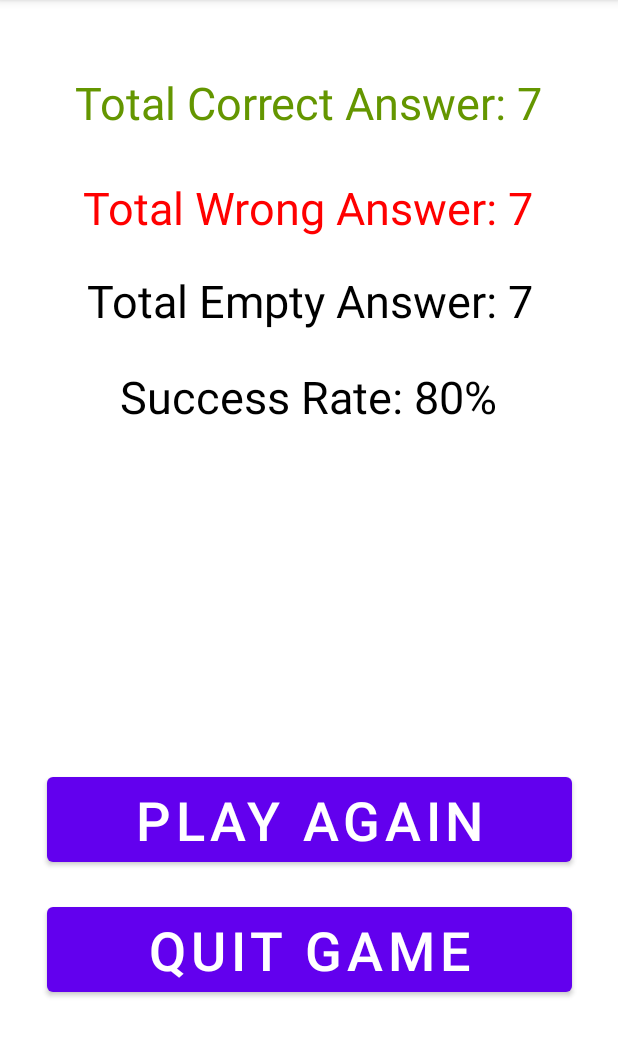
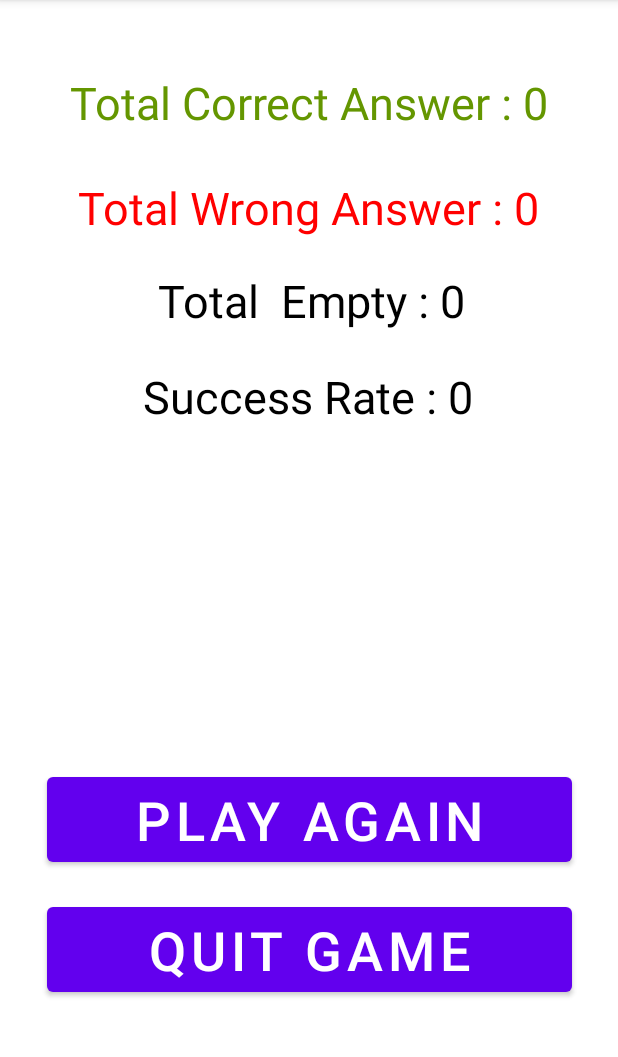
Before and after one commit to letz0703/sqlite, an Android app: the ResultActivity screen opened directly, with no data from a screen before it, on a phone screen of 412 x 824 dp, the part 84-1141 px from its top. Run offline under Robolectric (Android 15) with nearby library versions, the phone set to English and light mode, and no system bars.

Commit message:
code for result

```diff
--- a/app/src/main/java/com/letz/sqlite/ResultActivity.java
+++ b/app/src/main/java/com/letz/sqlite/ResultActivity.java
@@ -1,6 +1,8 @@
 package com.letz.sqlite;
 
 import androidx.appcompat.app.AppCompatActivity;
+
+import android.content.Intent;
 import android.os.Bundle;
 import android.view.View;
 import android.widget.Button;
@@ -8,8 +10,11 @@ import android.widget.TextView;
 
 public class ResultActivity extends AppCompatActivity {
 
-    private TextView tvTotalCorrect, tvTotalWrong, tvEmpty, tvSuccessRate;
+    private TextView tvTotalCorrect, tvTotalWrong, tvTotalEmpty, tvSuccessRate;
     private Button btnPlayAgain, btnQuit;
+
+    // 3 variable for
+    int correct, wrong, empty;
 
     @Override
     protected void onCreate(Bundle savedInstanceState) {
@@ -18,17 +23,29 @@ public class ResultActivity extends AppCompatActivity {
 
         tvTotalCorrect = findViewById(R.id.tvTotalCorrect_ResultActivity);
         tvTotalWrong = findViewById(R.id.tvTotalWrong_ResultActivity);
-        tvEmpty = findViewById(R.id.tvTotalEmpty_ResultActivity);
+        tvTotalEmpty = findViewById(R.id.tvTotalEmpty_ResultActivity);
         tvSuccessRate = findViewById(R.id.tvSuccessRate_ResultActivity);
 
         btnPlayAgain = findViewById(R.id.btnPlayAgain_aResult);
         btnQuit = findViewById(R.id.btnQuit_aResult);
 
+        correct = getIntent().getIntExtra("correct",0);
+        wrong = getIntent().getIntExtra("wrong",0);
+        empty = getIntent().getIntExtra("empty",0);
+
+        //print correct number
+        tvTotalCorrect.setText("Total Correct Answer : "+correct);
+        tvTotalWrong.setText("Total Wrong Answer : "+wrong);
+        tvTotalEmpty.setText("Total  Empty : "+empty);
+        tvSuccessRate.setText("Success Rate : "+(correct*10));
+
         btnPlayAgain.setOnClickListener(new View.OnClickListener()
         {
             @Override
             public void onClick(View view) {
-
+                Intent igoMainActivity = new Intent(ResultActivity.this,MainActivity.class);
+                startActivity(igoMainActivity);
+                finish();
             }
         });
 
@@ -36,7 +53,11 @@ public class ResultActivity extends AppCompatActivity {
         {
             @Override
             public void onClick(View view) {
-
+                Intent newIntent = new Intent(Intent.ACTION_MAIN);
+                newIntent.addCategory(Intent.CATEGORY_HOME);
+                newIntent.setFlags(Intent.FLAG_ACTIVITY_NEW_TASK);
+                startActivity(newIntent);
+                finish();
             }
         });
     }
```
Also changed, not shown: app/src/main/java/com/letz/sqlite/QuizActivity.java (+24 -3 lines).
